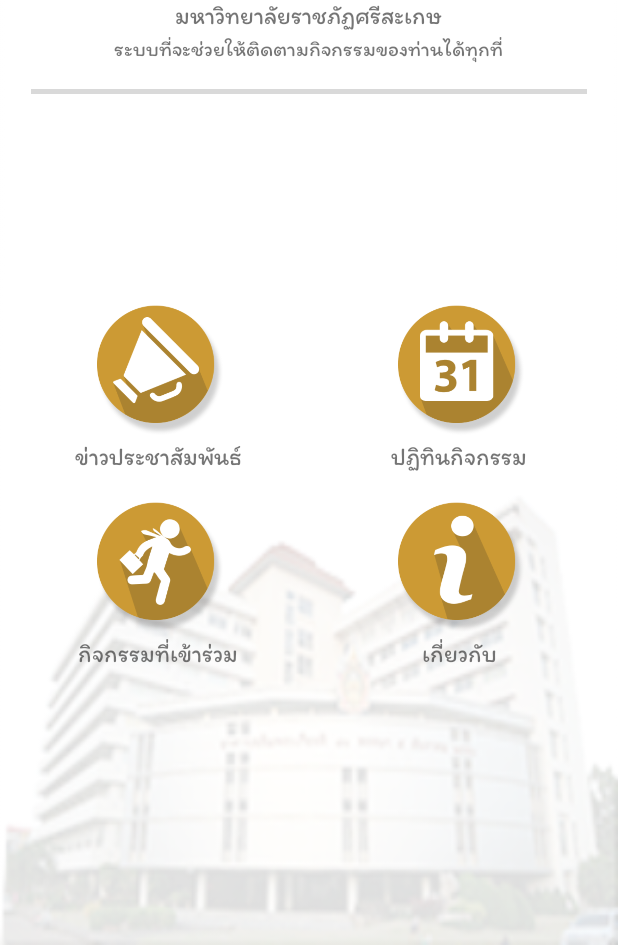
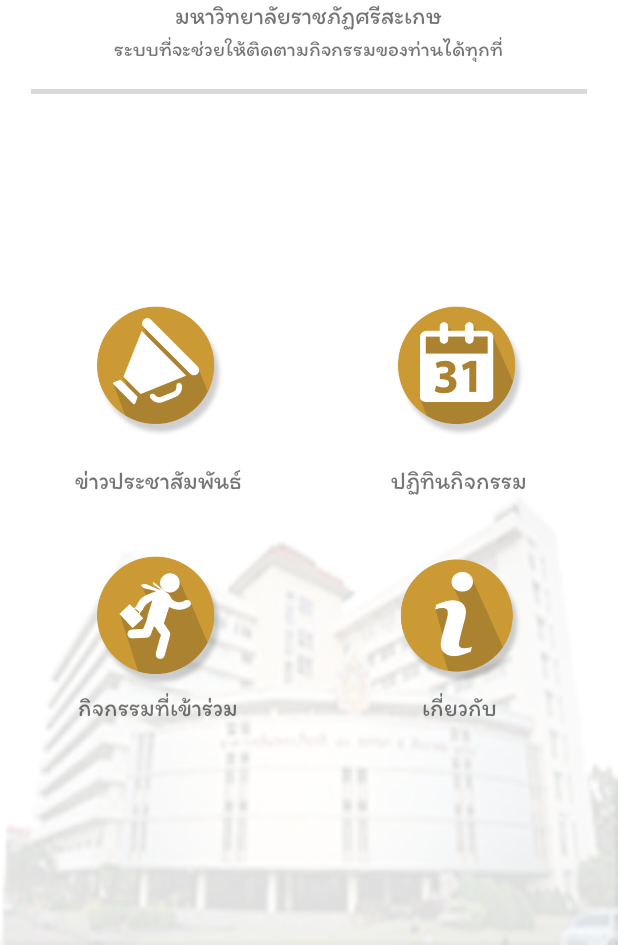
Before and after one commit to activitysskru/SSKRUActivity, an Android app: the Main screen opened directly, with no data from a screen before it, on a phone screen of 412 x 824 dp, the part 291-1236 px from its top. Run offline under Robolectric (Android 15) with nearby library versions, the phone set to English and light mode, and no system bars.

Commit message:
edit xml

```diff
--- a/app/src/main/java/com/example/pongs_000/sskruactivity/Calendar.java
+++ b/app/src/main/java/com/example/pongs_000/sskruactivity/Calendar.java
@@ -34,7 +34,7 @@
 
         WebView myWebView = (WebView) findViewById(R.id.webview02);
         myWebView.setWebViewClient(new WebViewClient());
-        myWebView.loadUrl("http://192.168.10.29/calendar_csit.php");
+        myWebView.loadUrl("http://csit.itsisaket.com/calendar_csit.php");
         WebSettings webSettings = myWebView.getSettings();
         webSettings.setJavaScriptEnabled(true);
 
--- a/app/src/main/res/layout/about.xml
+++ b/app/src/main/res/layout/about.xml
@@ -11,7 +11,7 @@
         android:paddingLeft="16dp"
         android:paddingBottom="16dp"
         android:paddingRight="16dp"
-        android:background="@drawable/bg"
+        android:background="@drawable/team"
         tools:context="com.example.pongs_000.sskruactivity.Login"
         app:layout_behavior="@string/appbar_scrolling_view_behavior">
 
--- a/app/src/main/res/layout/main.xml
+++ b/app/src/main/res/layout/main.xml
@@ -66,14 +66,12 @@
                 android:layout_width="fill_parent"
                 android:layout_height="fill_parent"
                 android:gravity="center"
-                android:orientation="vertical"
-                android:layout_marginBottom="12dp">
+                android:orientation="vertical">
 
                 <LinearLayout
                     android:layout_width="fill_parent"
                     android:layout_height="wrap_content"
-                    android:layout_marginBottom="-15dp"
-                    android:layout_marginTop="-45dp">
+                    android:layout_marginTop="-20dp">
 
                     <ImageView
                         android:id="@+id/button5"
@@ -82,8 +80,7 @@
                         android:layout_weight="1"
                         android:gravity="center"
                         android:padding="15dip"
-                        android:src="@drawable/button_new"
-                        android:text="Home" />
+                        android:src="@drawable/button_new" />
 
                     <ImageView
                         android:id="@+id/button"
@@ -92,8 +89,7 @@
                         android:layout_weight="1"
                         android:gravity="center"
                         android:padding="15dip"
-                        android:src="@drawable/button_calendar"
-                        android:text="About" />
+                        android:src="@drawable/button_calendar"/>
                 </LinearLayout>
 
                 <LinearLayout
@@ -104,22 +100,24 @@
                     <TextView
                         android:layout_width="fill_parent"
                         android:layout_height="wrap_content"
+                        android:layout_weight="1"
+                        android:gravity="center"
                         android:text="@string/news"
-                        android:textSize="16dp"
+                        android:textSize="16dp" />
+
+                    <TextView
+                        android:layout_width="fill_parent"
+                        android:layout_height="wrap_content"
                         android:layout_weight="1"
-                        android:gravity="center"/>
-
-                    <TextView android:layout_width="fill_parent"
-                        android:layout_height="wrap_content"
+                        android:gravity="center"
                         android:text="@string/calendar"
-                        android:textSize="16dp"
-                        android:layout_weight="1"
-                        android:gravity="center"/>
+                        android:textSize="16dp" />
                 </LinearLayout>
 
                 <LinearLayout
                     android:layout_width="fill_parent"
                     android:layout_height="wrap_content"
+                    android:layout_marginTop="20dp"
                     android:layout_marginBottom="-15dp">
 
                     <ImageView
@@ -138,7 +136,7 @@
                         android:layout_height="120dp"
                         android:layout_weight="1"
                         android:gravity="center"
-                        android:padding="15dip"
+                        android:padding="17dip"
                         android:src="@drawable/button_about"
                         android:text="About" />
                 </LinearLayout>
@@ -151,17 +149,18 @@
                     <TextView
                         android:layout_width="fill_parent"
                         android:layout_height="wrap_content"
-                        android:textSize="16dp"
+                        android:layout_weight="1"
+                        android:gravity="center"
                         android:text="@string/profile"
+                        android:textSize="16dp" />
+
+                    <TextView
+                        android:layout_width="fill_parent"
+                        android:layout_height="wrap_content"
                         android:layout_weight="1"
-                        android:gravity="center"/>
-
-                    <TextView android:layout_width="fill_parent"
-                        android:layout_height="wrap_content"
-                        android:textSize="16dp"
+                        android:gravity="center"
                         android:text="@string/about"
-                        android:layout_weight="1"
-                        android:gravity="center"/>
+                        android:textSize="16dp" />
                 </LinearLayout>
 
             </LinearLayout>
```
Also changed, not shown: app/src/main/res/drawable/team.jpg (added), 1 other file.
